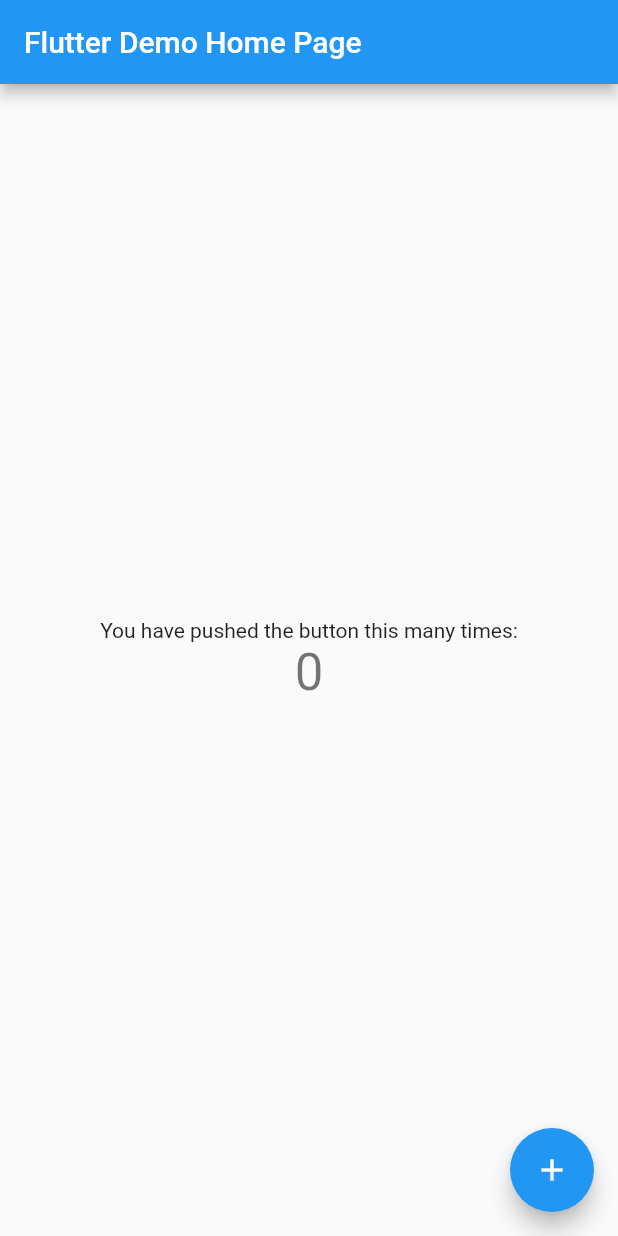
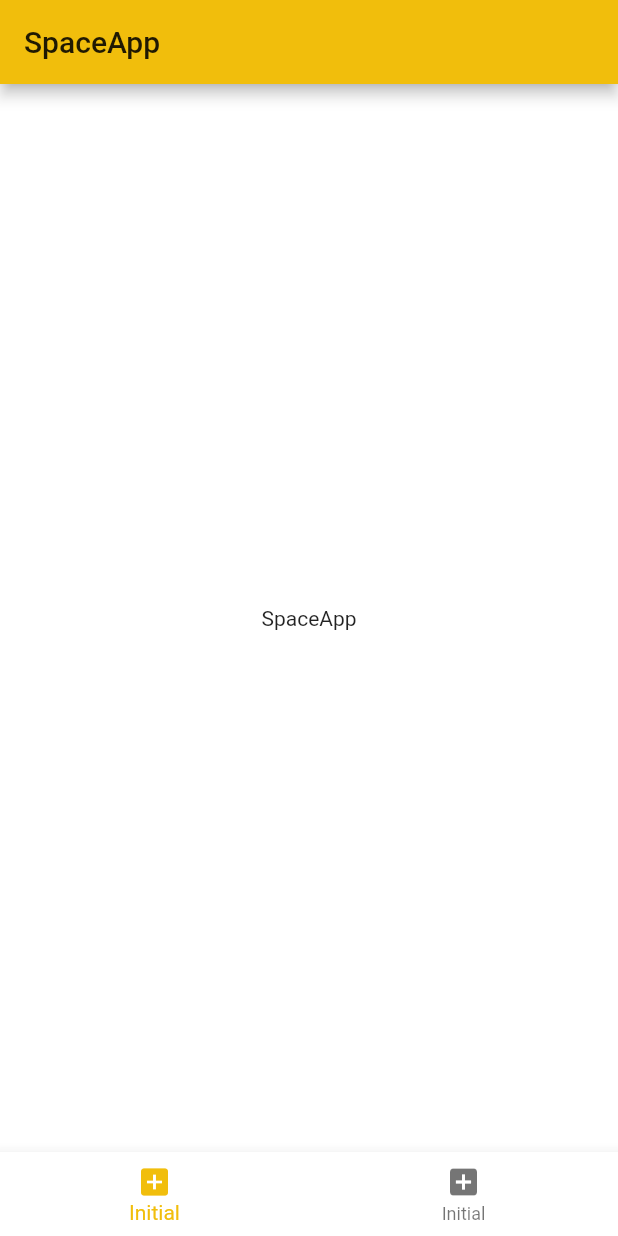
Before and after one commit to leeoskw/Space-App, a Flutter app: the screen it shows after launch, on a phone screen of 412 x 824 dp. Run offline on Flutter 3.47's test engine with Material 2 defaults, Android fonts, the phone set to English and light mode, and no system bars.

Commit message:
Implementando layout inicial Implementando bottomNavigationBar
Co-authored-by: leeo_skw@hotmail.com <leeo_skw@hotmail.com>

```diff
--- a/lib/main.dart
+++ b/lib/main.dart
@@ -1,113 +1,24 @@
 import 'package:flutter/material.dart';
+import 'package:space_app/views/appColors.dart';
+import 'package:space_app/views/bottomNavigationBarLayout.dart';
 
 void main() {
-  runApp(MyApp());
+  runApp(SpaceApp());
 }
 
-class MyApp extends StatelessWidget {
-  // This widget is the root of your application.
+class SpaceApp extends StatelessWidget {
   @override
   Widget build(BuildContext context) {
     return MaterialApp(
-      title: 'Flutter Demo',
-      theme: ThemeData(
-        // This is the theme of your application.
-        //
-        // Try running your application with "flutter run". You'll see the
-        // application has a blue toolbar. Then, without quitting the app, try
-        // changing the primarySwatch below to Colors.green and then invoke
-        // "hot reload" (press "r" in the console where you ran "flutter run",
-        // or simply save your changes to "hot reload" in a Flutter IDE).
-        // Notice that the counter didn't reset back to zero; the application
-        // is not restarted.
-        primarySwatch: Colors.blue,
+      theme: ThemeData.from(
+        colorScheme: ColorScheme.fromSwatch(
+          primarySwatch: AppColors.accent,
+          // primaryColorDark: AppColors.primary,
+          backgroundColor: AppColors.primary.shade50,
+          accentColor: AppColors.accent,
+        ),
       ),
-      home: MyHomePage(title: 'Flutter Demo Home Page'),
+      home: BottomNavegationBarLayout(),
     );
   }
 }
-
-class MyHomePage extends StatefulWidget {
-  MyHomePage({Key key, this.title}) : super(key: key);
-
-  // This widget is the home page of your application. It is stateful, meaning
-  // that it has a State object (defined below) that contains fields that affect
-  // how it looks.
-
-  // This class is the configuration for the state. It holds the values (in this
-  // case the title) provided by the parent (in this case the App widget) and
-  // used by the build method of the State. Fields in a Widget subclass are
-  // always marked "final".
-
-  final String title;
-
-  @override
-  _MyHomePageState createState() => _MyHomePageState();
-}
-
-class _MyHomePageState extends State<MyHomePage> {
-  int _counter = 0;
-
-  void _incrementCounter() {
-    setState(() {
-      // This call to setState tells the Flutter framework that something has
-      // changed in this State, which causes it to rerun the build method below
-      // so that the display can reflect the updated values. If we changed
-      // _counter without calling setState(), then the build method would not be
-      // called again, and so nothing would appear to happen.
-      _counter++;
-    });
-  }
-
-  @override
-  Widget build(BuildContext context) {
-    // This method is rerun every time setState is called, for instance as done
-    // by the _incrementCounter method above.
-    //
-    // The Flutter framework has been optimized to make rerunning build methods
-    // fast, so that you can just rebuild anything that needs updating rather
-    // than having to individually change instances of widgets.
-    return Scaffold(
-      appBar: AppBar(
-        // Here we take the value from the MyHomePage object that was created by
-        // the App.build method, and use it to set our appbar title.
-        title: Text(widget.title),
-      ),
-      body: Center(
-        // Center is a layout widget. It takes a single child and positions it
-        // in the middle of the parent.
-        child: Column(
-          // Column is also a layout widget. It takes a list of children and
-          // arranges them vertically. By default, it sizes itself to fit its
-          // children horizontally, and tries to be as tall as its parent.
-          //
-          // Invoke "debug painting" (press "p" in the console, choose the
-          // "Toggle Debug Paint" action from the Flutter Inspector in Android
-          // Studio, or the "Toggle Debug Paint" command in Visual Studio Code)
-          // to see the wireframe for each widget.
-          //
-          // Column has various properties to control how it sizes itself and
-          // how it positions its children. Here we use mainAxisAlignment to
-          // center the children vertically; the main axis here is the vertical
-          // axis because Columns are vertical (the cross axis would be
-          // horizontal).
-          mainAxisAlignment: MainAxisAlignment.center,
-          children: <Widget>[
-            Text(
-              'You have pushed the button this many times:',
-            ),
-            Text(
-              '$_counter',
-              style: Theme.of(context).textTheme.headline4,
-            ),
-          ],
-        ),
-      ),
-      floatingActionButton: FloatingActionButton(
-        onPressed: _incrementCounter,
-        tooltip: 'Increment',
-        child: Icon(Icons.add),
-      ), // This trailing comma makes auto-formatting nicer for build methods.
-    );
-  }
-}
--- /dev/null
+++ b/lib/views/appColors.dart
@@ -0,0 +1,51 @@
+import 'package:flutter/material.dart';
+
+class AppColors {
+  static const MaterialColor primary = const MaterialColor(
+    0xff191919,
+    const <int, Color>{
+      50: Color(0xff595959),
+      100: Color(0xff4c4c4c),
+      200: Color(0xff3f3f3f),
+      300: Color(0xff323232),
+      400: Color(0xff262626),
+      500: Color(0xff191919),
+      600: Color(0xff181818),
+      700: Color(0xff161616),
+      800: Color(0xff151515),
+      900: Color(0xff141414),
+    },
+  );
+
+  static const MaterialColor secondary = const MaterialColor(
+    0xfff1be0c,
+    const <int, Color>{
+      50: Color(0xffdcdcdc),
+      100: Color(0xffdadada),
+      200: Color(0xffd8d8d8),
+      300: Color(0xffd5d5d5),
+      400: Color(0xffd2d2d2),
+      500: Color(0xffd0d0d0),
+      600: Color(0xffc6c6c6),
+      700: Color(0xffb9b9b9),
+      800: Color(0xffafafaf),
+      900: Color(0xffa4a4a4),
+    },
+  );
+
+  static const MaterialColor accent = const MaterialColor(
+    0xfff1be0c,
+    const <int, Color>{
+      50: Color(0xfff9df84),
+      100: Color(0xfff8d86b),
+      200: Color(0xfff6d253),
+      300: Color(0xfff5cc3b),
+      400: Color(0xfff4c522),
+      500: Color(0xfff1be0c),
+      600: Color(0xffe5b40b),
+      700: Color(0xffd9ab0b),
+      800: Color(0xffcaa00a),
+      900: Color(0xffbc9409),
+    },
+  );
+}
--- /dev/null
+++ b/lib/views/bottomNavigationBarLayout.dart
@@ -0,0 +1,51 @@
+import 'package:flutter/material.dart';
+import 'package:space_app/views/initial_page/initialPage.dart';
+import 'package:space_app/views/interfacePage.dart';
+
+class BottomNavegationBarLayout extends StatefulWidget {
+  @override
+  _BottomNavegationBarLayoutState createState() =>
+      _BottomNavegationBarLayoutState();
+}
+
+class _BottomNavegationBarLayoutState extends State<BottomNavegationBarLayout> {
+  int _currentPage = 0;
+  List<InterfacePage> _pages = [
+    InitialPage(),
+    InitialPage(),
+  ];
+
+  @override
+  Widget build(BuildContext context) {
+    return Scaffold(
+      appBar: AppBar(
+        title: Text('SpaceApp'),
+      ),
+      body: _pages[_currentPage],
+      bottomNavigationBar: generateBottomNavegationBar(),
+    );
+  }
+
+  BottomNavigationBar generateBottomNavegationBar() {
+    return BottomNavigationBar(
+      items: generateListItens(),
+      currentIndex: _currentPage,
+      onTap: (value) {
+        setState(() {
+          _currentPage = value;
+        });
+      },
+    );
+  }
+
+  List<BottomNavigationBarItem> generateListItens() {
+    List<BottomNavigationBarItem> itens = [];
+    _pages.forEach((page) {
+      itens.add(new BottomNavigationBarItem(
+        icon: page.pageIcon,
+        label: page.pageName,
+      ));
+    });
+    return itens;
+  }
+}
--- /dev/null
+++ b/lib/views/initial_page/initialPage.dart
@@ -0,0 +1,27 @@
+import 'package:flutter/material.dart';
+import 'package:space_app/views/interfacePage.dart';
+
+class InitialPage extends StatefulWidget implements InterfacePage {
+  @override
+  Icon _pageIcon = Icon(Icons.add_box);
+  @override
+  String _pageName = 'Initial';
+
+  @override
+  _InitialPageState createState() => _InitialPageState();
+
+  @override
+  Icon get pageIcon => _pageIcon;
+
+  @override
+  String get pageName => _pageName;
+}
+
+class _InitialPageState extends State<InitialPage> {
+  @override
+  Widget build(BuildContext context) {
+    return Container(
+      child: Center(child: Text('SpaceApp')),
+    );
+  }
+}
--- /dev/null
+++ b/lib/views/interfacePage.dart
@@ -0,0 +1,11 @@
+import 'package:flutter/material.dart';
+
+class InterfacePage extends Widget {
+  Icon _pageIcon;
+  String _pageName;
+  Icon get pageIcon => _pageIcon;
+  String get pageName => _pageName;
+
+  @override
+  Element createElement() {}
+}
```
